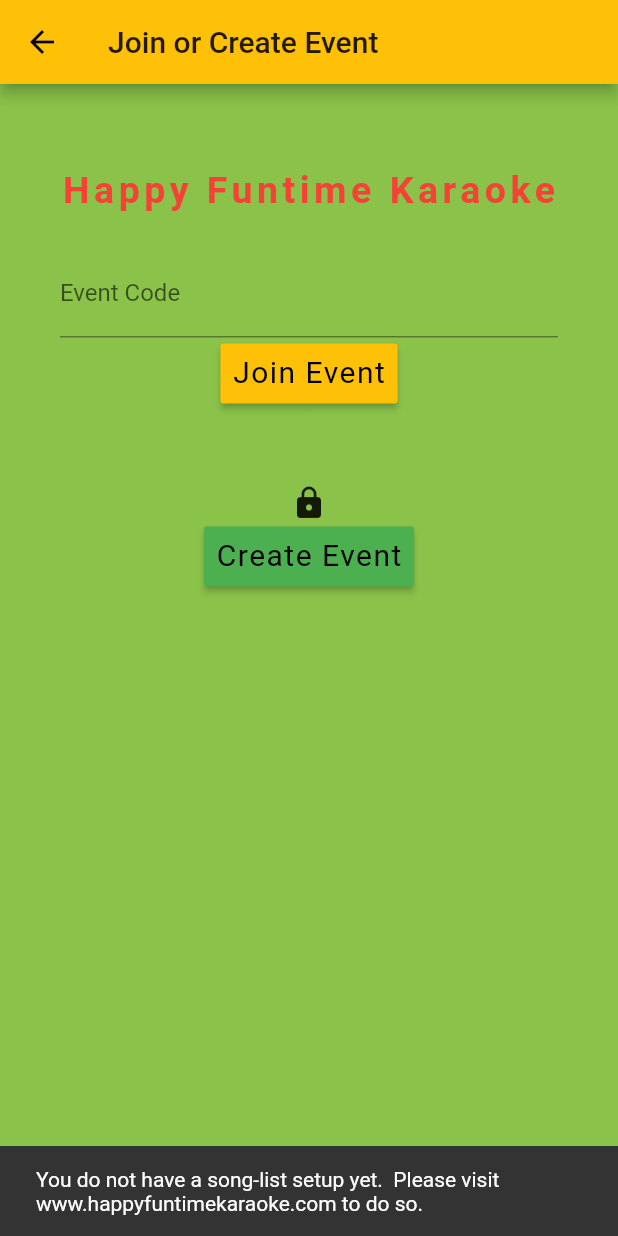
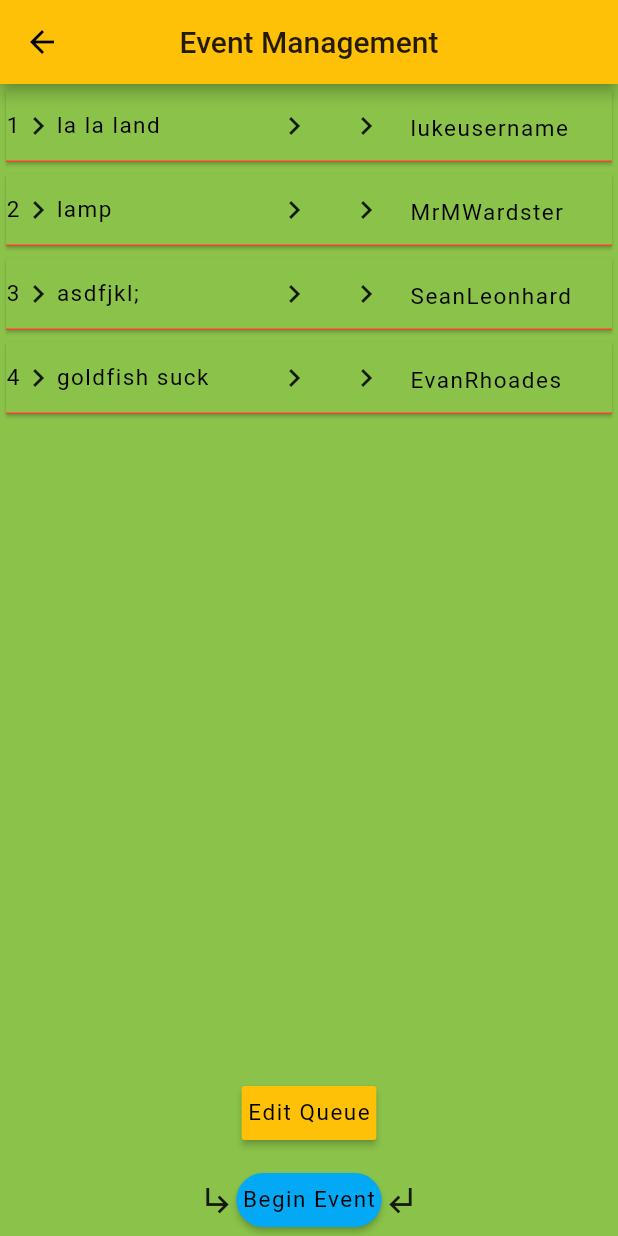
Before and after one commit to EvanRhoades/CSC490-Karaoke-App, a Flutter app: the JoinOrCreatePage screen opened directly, after a tap on "Create Event", on a phone screen of 412 x 824 dp. Run offline on Flutter 3.47's test engine with Material 2 defaults, Android fonts, the phone set to English and light mode, and no system bars.

Commit message:
lots of progress on DJ event management and search, neither are finished though

```diff
--- a/karaoke490/lib/create_account_page.dart
+++ b/karaoke490/lib/create_account_page.dart
@@ -51,6 +51,7 @@
     return new Scaffold(
       key: scaffoldKey2,
       appBar: AppBar(
+        centerTitle: true,
         title: new Text("Create Account"),
       ),
       backgroundColor: Colors.lightGreen,
--- a/karaoke490/lib/globals.dart
+++ b/karaoke490/lib/globals.dart
@@ -3,14 +3,23 @@
 library my_prj.globals;
 
 // is this user a DJ?  This info will come from the server/database immediately after login
-bool isDJ = false;
+bool isDJ = true;
 
 // this will store the DJ's songlist for the duration of the user's involvement in the event
 // NOTE: indexes must align (index 0 for song should match index 0 for artist
 //                           ...there may be a way to do this a different way on my end but this was the most simple)
 List<String> djSonglist = ["this is a very long title", "short", "medium length", "this is a super d duper long title that won't fit",
 "test5", "test6", "test7", "test8", "test9",];
-List<String> djArtistlist = ["bon jovi", "taylor swift", "this artis has a very long name who knows why", "bob dylan",
+List<String> djArtistlist = ["bon jovi", "taylor swift", "this artist has a very long name who knows why", "bob dylan",
 "nirvana", "hot dog", "billy", "asdfjkl", "a;sldkfjalfj",];
 
+// stores the index of the song and artist the participant has chosen
+// used in "choose song page"
 int selectedSongIndex;
+
+// stores the karaoke participants and their respective song choices
+List<String> participantList = ["lukeusername", "MrMWardster", "SeanLeonhard", "EvanRhoades"];
+List<String> participantSongs = ["la la land", "lamp", "asdfjkl;", "goldfish suck"];
+
+// this will store the event code itself; will be displayed only to the DJ
+int eventCode;
--- a/karaoke490/lib/join_or_create.dart
+++ b/karaoke490/lib/join_or_create.dart
@@ -2,6 +2,7 @@
 import 'choose_song_page.dart';
 import 'create_event_page.dart';
 import 'globals.dart' as globals;
+import 'queue_dj_page.dart';
 
 class JoinOrCreatePage extends StatefulWidget {
   @override
@@ -55,7 +56,7 @@
   void _createEvent() {
     if (globals.isDJ)
       Navigator.push(context,
-          new MaterialPageRoute(builder: (context) => new CreateEventPage()));
+          new MaterialPageRoute(builder: (context) => new QueueDjPage()));
     else {
       final snackbar = new SnackBar(
         content:
@@ -81,6 +82,7 @@
     return new Scaffold(
         key: scaffoldKey3,
         appBar: AppBar(
+          centerTitle: true,
           title: new Text("Join or Create Event"),
         ),
         backgroundColor: Colors.lightGreen,
@@ -114,6 +116,9 @@
                         : null,
                     // assigns user input to appropriate variable
                     onSaved: (val) => _eventCodeUser = val,
+                  ),
+                  new Padding(
+                    padding: const EdgeInsets.all(5.0),
                   ),
                   new RaisedButton(
                     child: new RichText(
--- a/karaoke490/lib/login_page.dart
+++ b/karaoke490/lib/login_page.dart
@@ -64,6 +64,7 @@
     return new Scaffold(
       key: scaffoldKey,
       appBar: AppBar(
+        centerTitle: true,
         title: new Text("Login"),
       ),
       backgroundColor: Colors.lightGreen,
--- /dev/null
+++ b/karaoke490/lib/queue_dj_page.dart
@@ -0,0 +1,219 @@
+import 'package:flutter/material.dart';
+import 'globals.dart' as globals;
+
+class QueueDjPage extends StatefulWidget {
+  @override
+  _QueueDjPageState createState() => new _QueueDjPageState();
+}
+
+class _QueueDjPageState extends State<QueueDjPage> {
+  // up and down icons that appear when editing the queue
+  Icon upIcon = new Icon(Icons.arrow_upward);
+  Icon downIcon = new Icon(Icons.arrow_downward);
+
+  // this is a placeholder icon to be replaced by the up and down icons for queue editing
+  Icon nullIcon = new Icon(Icons.chevron_right);
+
+  // this is switched on when the user clicks "edit"
+  bool editSwitch = false;
+
+  // a temporary string for rotating list data around
+  String temp;
+  // this is the "up button" for moving a participant up in the queue; it will only appear when the user presses "edit"
+  IconButton upButton(int ind) {
+    if (editSwitch == true){
+      return new IconButton(
+        icon: upIcon,
+
+        // when the button is pressed, move the data around and show it to the dj
+        onPressed: () {
+          setState(() {
+            if (ind != 0) {
+              temp = globals.participantList[ind-1];
+              globals.participantList[ind-1] = globals.participantList[ind];
+              globals.participantList[ind] = temp;
+              temp = globals.participantSongs[ind-1];
+              globals.participantSongs[ind-1] = globals.participantSongs[ind];
+              globals.participantSongs[ind] = temp;
+            }
+          });
+        },
+      );
+    }
+    // if the switch is not pressed, just show the immutable placeholder icon
+    else
+      return new IconButton(
+        icon: nullIcon,
+        onPressed: () {
+        },
+      );
+  }
+
+  // this is the "up button" for moving a participant up in the queue; it will only appear when the user presses "edit"
+  IconButton downButton(int ind) {
+    if (editSwitch == true){
+      return new IconButton(
+        icon: downIcon,
+
+        // when the button is pressed, move the data around and show it to the dj
+        onPressed: () {
+          setState(() {
+            if (ind != globals.participantSongs.length-1) {
+              temp = globals.participantList[ind+1];
+              globals.participantList[ind+1] = globals.participantList[ind];
+              globals.participantList[ind] = temp;
+              temp = globals.participantSongs[ind+1];
+              globals.participantSongs[ind+1] = globals.participantSongs[ind];
+              globals.participantSongs[ind] = temp;
+            }
+          });
+        },
+      );
+    }
+    // if the switch is not pressed, just show the immutable placeholder icon
+    else
+      return new IconButton(
+        icon: nullIcon,
+        onPressed: () {
+        },
+      );
+  }
+
+  // simply flips the switch to allow the dj to edit the queue
+  void editQueue() {
+    editSwitch = true;
+    setState(() {});
+  }
+
+  @override
+  Widget build(BuildContext context) {
+    // to help with text wrapping if the song title is too long
+    double cWidth = MediaQuery.of(context).size.width * 0.8;
+
+    // for listing to the dj each participant's queue placement (this was needed to add 1 to the index for printing)
+    int queuePlace;
+
+    return new Scaffold(
+        appBar: AppBar(
+          centerTitle: true,
+          title: new Text("Event Management"),
+        ),
+        backgroundColor: Colors.lightGreen,
+        // we need buttons and things below the list, so I put the list in a column
+        body: new Column(
+          children: <Widget>[
+            // where the list starts
+            new Expanded(
+                child: new ListView.builder(
+              itemCount: globals.participantList.length,
+              itemBuilder: (BuildContext context, int index) {
+                queuePlace = index + 1;
+                return new Card(
+                  shape: Border(bottom: BorderSide(color: Colors.red)),
+                  child: new Container(
+                    width: cWidth,
+                    color: Colors.lightGreen,
+                    child: new Row(
+                      mainAxisAlignment: MainAxisAlignment.start,
+                      children: <Widget>[
+                        new RichText(
+                          text: new TextSpan(
+                            text: '$queuePlace',
+                            style: TextStyle(
+                              fontSize: 15.0,
+                              color: Colors.black,
+                              letterSpacing: 1.0,
+                              height: 1.0,
+                            ),
+                          ),
+                        ),
+                        new Icon(Icons.chevron_right),
+                        Expanded( // displays the participant's chosen song
+                          child: new RichText(
+                            text: new TextSpan(
+                              text: '${globals.participantSongs[index]}',
+                              style: TextStyle(
+                                fontSize: 15.0,
+                                color: Colors.black,
+                                letterSpacing: 1.0,
+                                height: 1.0,
+                              ),
+                            ),
+                          ),
+                        ),
+                        downButton(index), // these buttons appear when the "edit" button below is pressed
+                        upButton(index),
+                        new Padding(
+                          padding: const EdgeInsets.only(left: 5.0),
+                        ),
+                        Expanded( // displays the username of the participant
+                          child: new RichText(
+                            text: new TextSpan(
+                              text: '${globals.participantList[index]}',
+                              style: TextStyle(
+                                fontSize: 15.0,
+                                color: Colors.black,
+                                letterSpacing: 1.0,
+                                height: 1.5,
+                              ),
+                            ),
+                          ),
+                        ),
+                      ],
+                    ),
+                  ),
+                );
+              },
+            )),
+            new Padding(
+              padding: const EdgeInsets.all(5.0),
+            ),
+            new RaisedButton( // button for editing the queue
+              child: new RichText(
+                text: new TextSpan(
+                  text: 'Edit Queue',
+                  style: TextStyle(
+                    fontSize: 15.0,
+                    color: Colors.black,
+                    letterSpacing: 1.0,
+                    height: 1.5,
+                  ),
+                ),
+              ),
+              color: Colors.amber,
+              padding:
+                  EdgeInsets.only(left: 4.0, right: 4.0, bottom: 6.0, top: 2.0),
+              onPressed: editQueue,
+            ),
+            new Padding(
+              padding: const EdgeInsets.all(5.0),
+            ),
+            new Row(
+                mainAxisAlignment: MainAxisAlignment.center,
+                children: <Widget>[
+                  new Icon(Icons.subdirectory_arrow_right),
+                  new RaisedButton( // begins the event
+                    shape: new RoundedRectangleBorder(
+                        borderRadius: new BorderRadius.circular(30.0)),
+                    child: new RichText(
+                      text: new TextSpan(
+                        text: 'Begin Event',
+                        style: TextStyle(
+                          fontSize: 15.0,
+                          color: Colors.black,
+                          letterSpacing: 1.0,
+                          height: 1.5,
+                        ),
+                      ),
+                    ),
+                    color: Colors.lightBlue,
+                    padding: EdgeInsets.only(
+                        left: 4.0, right: 4.0, bottom: 6.0, top: 2.0),
+                    onPressed: editQueue,
+                  ),
+                  new Icon(Icons.subdirectory_arrow_left),
+                ]),
+          ],
+        ));
+  }
+}
--- a/karaoke490/lib/queue_info_page.dart
+++ b/karaoke490/lib/queue_info_page.dart
@@ -11,6 +11,7 @@
   Widget build(BuildContext context) {
     return new Scaffold(
       appBar: AppBar(
+        centerTitle: true,
         title: new Text("Queue Info"),
       ),
       backgroundColor: Colors.lightGreen,
```
Also changed, not shown: karaoke490/lib/choose_song_page.dart (+36 -7 lines).
